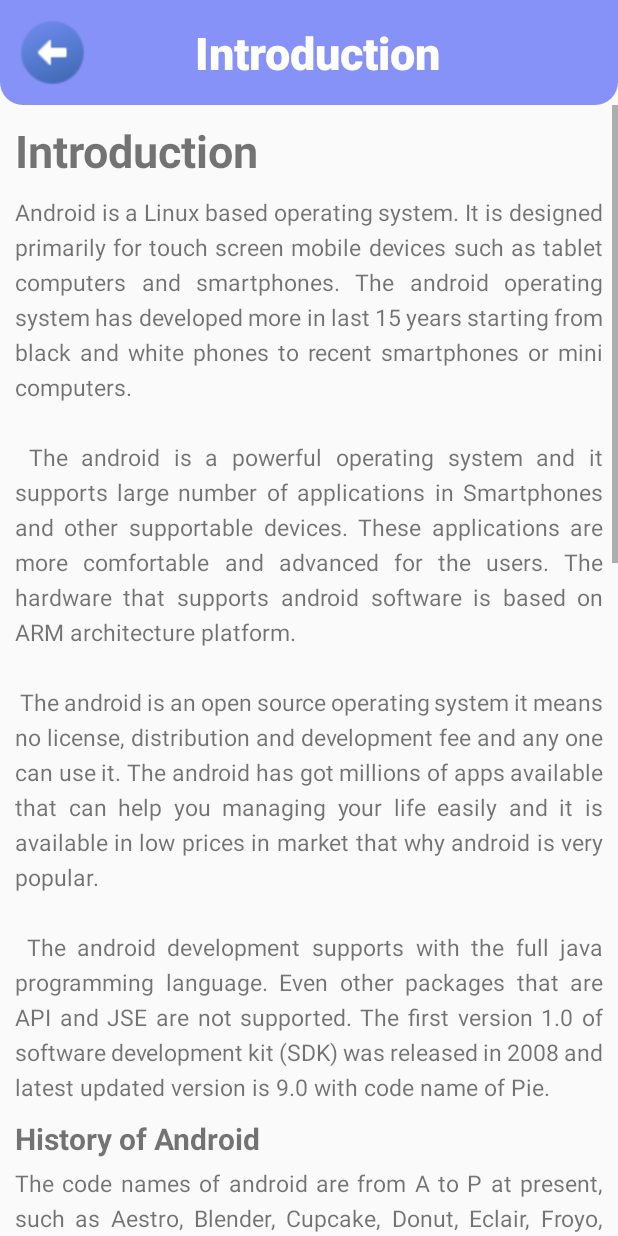
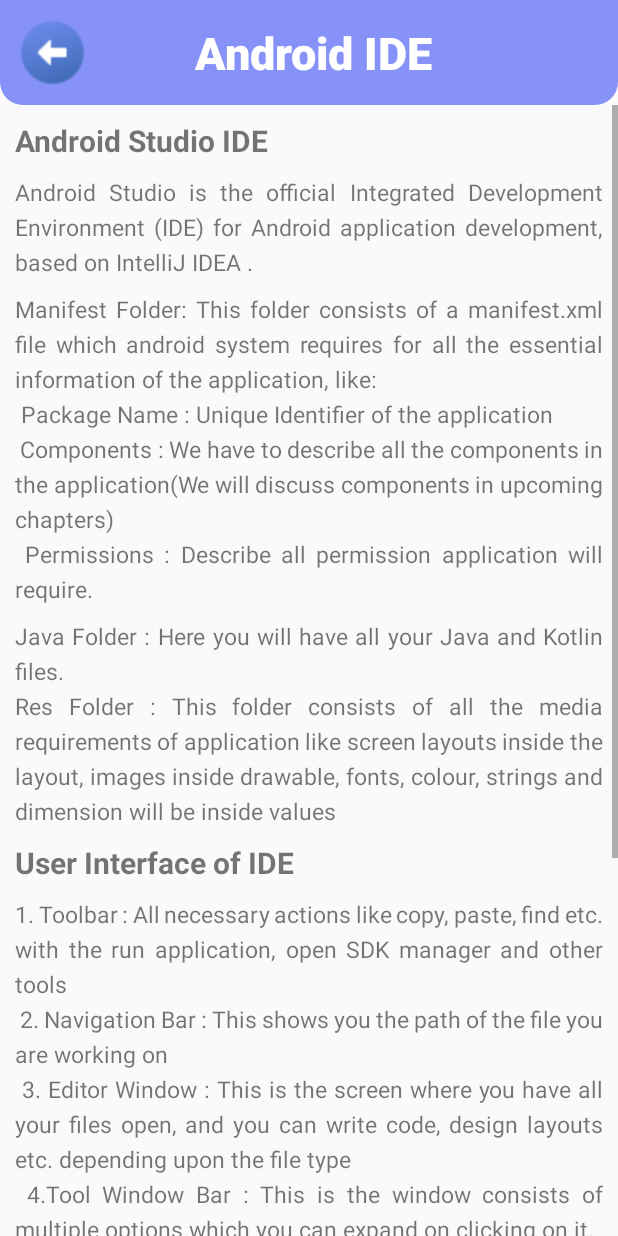
Before and after one commit to Maulikatgit/Android-Learn, an Android app: the topics screen opened directly, with no data from a screen before it, after a tap on "Android IDE", on a phone screen of 412 x 824 dp. Run offline under Robolectric (Android 15) with nearby library versions, the phone set to English and light mode, and no system bars; 3 other taps on this screen came first.

Commit message:
More Activities added with content

```diff
--- /dev/null
+++ b/app/src/main/java/com/example/mini_project/android_IDE.java
@@ -0,0 +1,32 @@
+package com.example.mini_project;
+
+import androidx.appcompat.app.AppCompatActivity;
+
+import android.content.Intent;
+import android.os.Bundle;
+import android.view.View;
+import android.widget.ImageView;
+
+public class android_IDE extends AppCompatActivity implements View.OnClickListener {
+
+    public ImageView iv1;
+
+    @Override
+    protected void onCreate(Bundle savedInstanceState) {
+        super.onCreate(savedInstanceState);
+        setContentView(R.layout.activity_android_ide);
+
+        iv1 = (ImageView) findViewById(R.id.iv1);
+
+        iv1.setOnClickListener(this);
+    }
+
+    @Override
+    public void onClick(View view) {
+        Intent i;
+
+        i = new Intent(this, topics.class);
+        startActivity(i);
+
+    }
+}
--- a/app/src/main/java/com/example/mini_project/topics.java
+++ b/app/src/main/java/com/example/mini_project/topics.java
@@ -46,7 +46,6 @@ public class topics extends AppCompatActivity implements View.OnClickListener{
 
         switch (view.getId()){
             case R.id.tp1:
-            case R.id.tp3:
             case R.id.tp4:
             case R.id.tp5:
             case R.id.tp6:
@@ -60,10 +59,16 @@ public class topics extends AppCompatActivity implements View.OnClickListener{
                 i = new Intent(this, architecture.class);
                 startActivity(i);
                 break;
+
+            case R.id.tp3:
+                i = new Intent(this, android_IDE.class);
+                startActivity(i);
+                break;
         }
 
-        i = new Intent(this, MainActivity.class);
-        startActivity(i);
-
+        if (view.getId() == R.id.iv1) {
+            i = new Intent(this, MainActivity.class);
+            startActivity(i);
+        }
     }
 }
--- /dev/null
+++ b/app/src/main/res/layout/activity_android_ide.xml
@@ -0,0 +1,154 @@
+<?xml version="1.0" encoding="utf-8"?>
+<RelativeLayout
+    xmlns:android="http://schemas.android.com/apk/res/android"
+    xmlns:app="http://schemas.android.com/apk/res-auto"
+    xmlns:tools="http://schemas.android.com/tools"
+    android:layout_width="match_parent"
+    android:layout_height="match_parent"
+    tools:context=".android_IDE">
+
+    <LinearLayout
+        android:layout_width="match_parent"
+        android:layout_height="70dp"
+        android:background="@drawable/header">
+
+        <ImageView
+            android:id="@+id/iv1"
+            android:layout_width="50dp"
+            android:layout_height="50dp"
+            android:layout_gravity="center_vertical"
+            android:layout_marginStart="10dp"
+            android:src="@drawable/back"/>
+
+        <TextView
+            android:layout_width="match_parent"
+            android:layout_height="match_parent"
+            android:text="Android IDE"
+            android:layout_marginStart="70dp"
+            android:gravity="center_vertical"
+            android:fontFamily="sans-serif-medium"
+            android:textSize="30sp"
+            android:textStyle="bold"
+            android:textColor="@color/white"/>
+    </LinearLayout>
+
+    <ScrollView
+        android:layout_width="match_parent"
+        android:layout_height="wrap_content"
+        android:layout_marginTop="70dp">
+
+        <RelativeLayout
+            android:layout_width="match_parent"
+            android:layout_height="wrap_content">
+            <TextView
+                android:id="@+id/tv1"
+                android:layout_width="match_parent"
+                android:layout_height="wrap_content"
+                android:layout_marginTop="10dp"
+                android:layout_marginStart="10dp"
+                android:text="@string/IDE_tv1"
+                android:textSize="20sp"
+                android:textStyle="bold"/>
+
+            <TextView
+                android:id="@+id/tv2"
+                android:layout_width="match_parent"
+                android:layout_height="wrap_content"
+                android:layout_below="@id/tv1"
+                android:layout_marginStart="10dp"
+                android:layout_marginLeft="10dp"
+                android:layout_marginTop="10dp"
+                android:layout_marginEnd="10dp"
+                android:layout_marginRight="10dp"
+                android:justificationMode="inter_word"
+                android:lineSpacingExtra="5sp"
+                android:text="@string/IDE_tv2"
+                android:textSize="15sp"/>
+
+            <TextView
+                android:id="@+id/tv3"
+                android:layout_width="match_parent"
+                android:layout_height="wrap_content"
+                android:layout_below="@id/tv2"
+                android:layout_marginStart="10dp"
+                android:layout_marginLeft="10dp"
+                android:layout_marginTop="10dp"
+                android:layout_marginEnd="10dp"
+                android:layout_marginRight="10dp"
+                android:justificationMode="inter_word"
+                android:lineSpacingExtra="5sp"
+                android:text="@string/IDE_tv3"
+                android:textSize="15sp"/>
+
+            <TextView
+                android:id="@+id/tv5"
+                android:layout_width="match_parent"
+                android:layout_height="wrap_content"
+                android:layout_below="@id/tv3"
+                android:layout_marginStart="10dp"
+                android:layout_marginLeft="10dp"
+                android:layout_marginTop="10dp"
+                android:layout_marginEnd="10dp"
+                android:layout_marginRight="10dp"
+                android:justificationMode="inter_word"
+                android:lineSpacingExtra="5sp"
+                android:text="@string/IDE_tv5"
+                android:textSize="15sp"/>
+
+            <TextView
+                android:id="@+id/tv6"
+                android:layout_width="match_parent"
+                android:layout_height="wrap_content"
+                android:layout_marginStart="10dp"
+                android:layout_marginTop="10dp"
+                android:text="@string/IDE_tv6"
+                android:textSize="20sp"
+                android:textStyle="bold"
+                android:layout_below="@+id/tv5"/>
+
+            <TextView
+                android:id="@+id/tv7"
+                android:layout_width="match_parent"
+                android:layout_height="wrap_content"
+                android:layout_below="@id/tv6"
+                android:layout_marginStart="10dp"
+                android:layout_marginLeft="10dp"
+                android:layout_marginTop="10dp"
+                android:layout_marginEnd="10dp"
+                android:layout_marginRight="10dp"
+                android:justificationMode="inter_word"
+                android:lineSpacingExtra="5sp"
+                android:text="@string/IDE_tv7"
+                android:textSize="15sp"/>
+
+
+            <TextView
+                android:id="@+id/tv8"
+                android:layout_width="match_parent"
+                android:layout_height="wrap_content"
+                android:layout_marginStart="10dp"
+                android:layout_marginTop="10dp"
+                android:text="@string/IDE_tv8"
+                android:textSize="20sp"
+                android:textStyle="bold"
+                android:layout_below="@+id/tv7"/>
+
+            <TextView
+                android:id="@+id/tv9"
+                android:layout_width="match_parent"
+                android:layout_height="wrap_content"
+                android:layout_below="@id/tv8"
+                android:layout_marginStart="10dp"
+                android:layout_marginLeft="10dp"
+                android:layout_marginTop="10dp"
+                android:layout_marginEnd="10dp"
+                android:layout_marginRight="10dp"
+                android:justificationMode="inter_word"
+                android:lineSpacingExtra="5sp"
+                android:text="@string/IDE_tv9"
+                android:textSize="15sp"/>
+        </RelativeLayout>
+
+    </ScrollView>
+
+</RelativeLayout>
--- a/app/src/main/res/values/strings.xml
+++ b/app/src/main/res/values/strings.xml
@@ -47,6 +47,27 @@
     <string name="architecture_tv14">Applications</string>
     <string name="architecture_tv15">      On the top of android framework, there are applications. All applications such as home, contact, settings, games, browsers are using android framework that uses android runtime and libraries. Android runtime and native libraries are using linux kernal.</string>
 
+    <string name="IDE_tv1">Android Studio IDE</string>
+    <string name="IDE_tv2">Android Studio is the official Integrated Development Environment (IDE) for Android application development, based on IntelliJ IDEA .</string>
+    <string name="IDE_tv3">Manifest Folder: This folder consists of a manifest.xml file which android system requires for all the essential information of the application, like:\n       Package Name : Unique Identifier of the application\n      Components : We have to describe all the components in the application(We will discuss components in upcoming chapters)\n     Permissions : Describe all permission application will require.</string>
+    <string name="IDE_tv4">0</string>
+    <string name="IDE_tv5">Java Folder : Here you will have all your Java and Kotlin files.\nRes Folder : This folder consists of all the media requirements of application like screen layouts inside the layout, images inside drawable, fonts, colour, strings and dimension will be inside values</string>
+    <string name="IDE_tv6">User Interface of IDE</string>
+    <string name="IDE_tv7">     1. Toolbar : All necessary actions like copy, paste, find etc. with the run application, open SDK manager and other tools\n     2. Navigation Bar : This shows you the path of the file you are working on\n    3. Editor Window : This is the screen where you have all your files open, and you can write code, design layouts etc. depending upon the file type\n     4.Tool Window Bar : This is the window consists of multiple options which you can expand on clicking on it.\n     5. Tool Window : Here you will see the option you had selected in Tool Window Bar.\n     6. Status Bar : Here you can check your project status.</string>
+    <string name="IDE_tv8">Gradle Build System</string>
+    <string name="IDE_tv9">     In Android Studio, Gradle is a custom build tool used to build APK files, by managing dependencies and providing custom build logic.\n     APK file (Android Application Package) is a specially formatted zip file which consists of Bytecode, Resources (images, UI, XML etc.)\n     In this chapter, you read about all the initial details of the Android Studio IDE. This IDE consists of many features which will make your journey as an Android Developer more comfortable. We will be going to discuss more features one by one in upcoming chapters.</string>
 
+    <string name="component_tv1">Application Components</string>
+    <string name="component_tv2">The android application components or core building blocks are the basic building blocks of an android application and these components will allow system or user to access our app.\n\n The followings are the basic core building blocks of android application components that can be used in Android application:\n    1. Activities\n    2. Intent\n    3. Services\n    4. Broadcast Receivers\n    5. Content providers</string>
+    <string name="component_tv3">Activities</string>
+    <string name="component_tv4">Activity represents a single screen with a user interface (UI) and it is act as a entry point for users to interact with app.\n\n For example, a contacts app which has multiple activities like displaying a list of contacts, add new contact and another activity shows to search for the contacts in the contacts list of an app. All activities of a contacts app are independent to each other but these activities work together to provide a better user experience.</string>
+    <string name="component_tv5">Intents</string>
+    <string name="component_tv6">An intent is a messaging object which is used to request an action from another component.\n\nIt is mainly used to perform following things: \n    1. Start an Activity\n    2. Start a Service\n    3. Deliver a Broadcast\n    4. Display a Webpage etc.\n\nThere are two types of intents in android as follows:\n    1. Implicit Intents\n    2. Explicit Intents</string>
+    <string name="component_tv7">Services</string>
+    <string name="component_tv8">Service is a component which is a background process to perform long running operations based on our requirements. Service have not any user interface(UI) and it can run the apps in background for a long time like play music in background when the user in different app.\n\nWe have two types of services available in android as follows:\n    1. Local Services\n    2. Remote Services\n\nLocal service is a service which is accessed from within the application whereas remote service is a service which is accessed remotely from other applications running on the same device.</string>
+    <string name="component_tv9">Broadcast Receivers</string>
+    <string name="component_tv10">Broadcast Receivers is a component which allows a system to deliver events to the app like listening for Incoming call, sms, sending a low battery message to the app etc. The apps can also initiate broadcasts to let other apps know that required data available in a device to use it. It is used to handle communication between Android operating system and applications.\n\nGenerally, we use Intents to deliver broadcast events to other applications and Broadcast Receivers use status bar notifications to let user know that broadcast event occurs</string>
+    <string name="component_tv11">Content Providers</string>
+    <string name="component_tv12">Content Providers are used to exchange the data between the applications based on the requests. The Content Providers can share the app data that store in the file system, SQLite Database, on the web or any other storage location that our application can access. \n\nBy using Content Providers, other applications can query or modify the data of our application based on the permissions provided by content providers. For example, android provides a Content Provider (ContactsContract.Data) to manage contacts information, by using proper permissions any app can query the content provider to perform 'read' and 'write' operations on contacts information.</string>
 
 </resources>
```
Also changed, not shown: app/src/main/AndroidManifest.xml (+16 -8 lines), app/src/main/java/com/example/mini_project/component.java (added, +32 -0 lines), app/src/main/res/layout-v26/activity_introduction.xml (added, +122 -0 lines), app/src/main/res/layout/activity_component.xml (added, +201 -0 lines).
